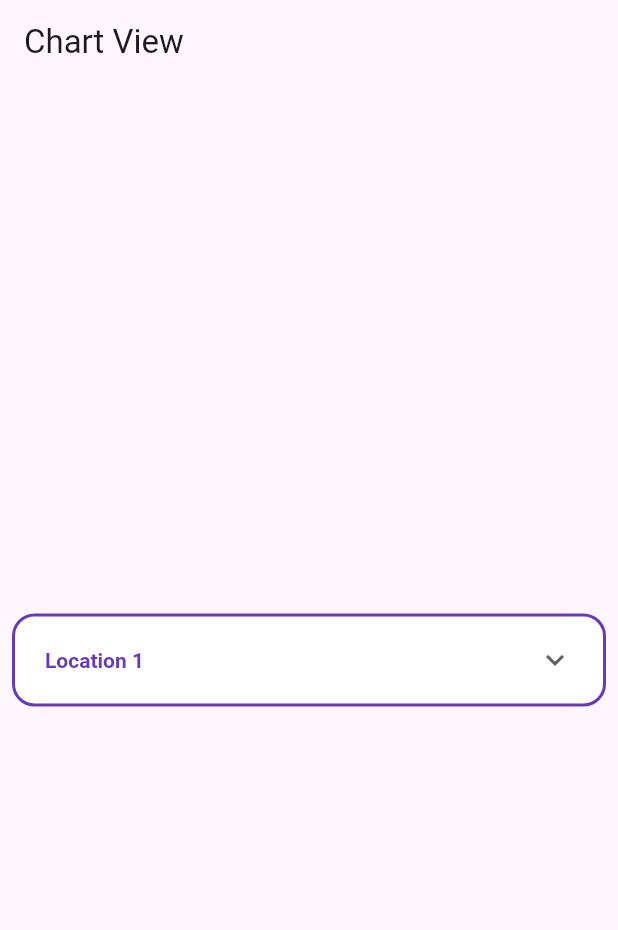
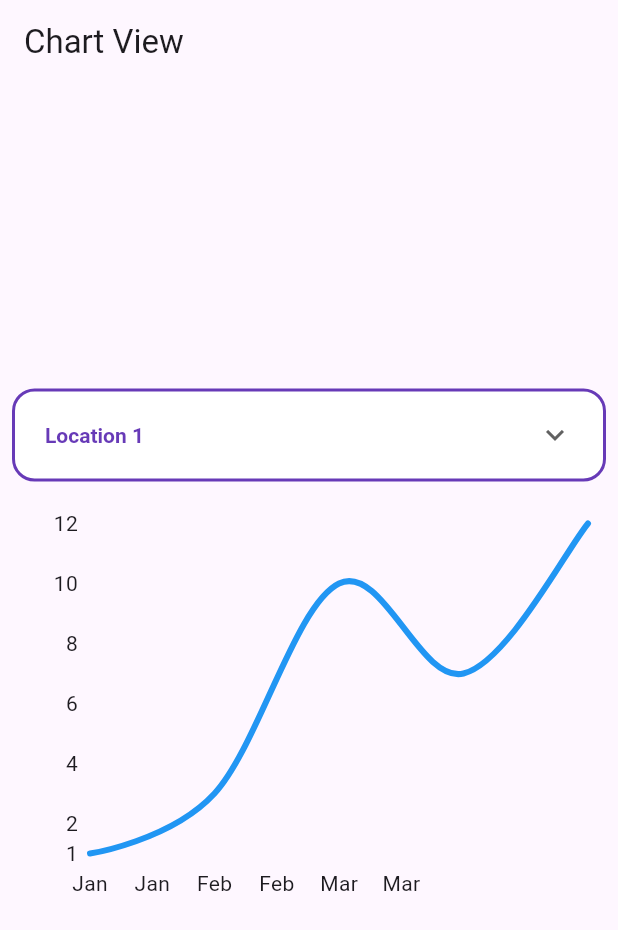
Before and after one commit to adominas20/wind_power_insights, a Flutter app: the screen it shows after launch, on a phone screen of 412 x 824 dp. Shown: the top 930 px of the screen. Run offline on Flutter 3.47's test engine with Material 3 defaults, Android fonts, the phone set to English and light mode, and no system bars; drawn by our look-alikes of fl_chart; our stand-ins replace get_it, stacked; missing offline and left inert: tflite_flutter.

Commit message:
Displaying simple chart view

```diff
--- a/wind_power_app/lib/view_models/chart_view_model.dart
+++ b/wind_power_app/lib/view_models/chart_view_model.dart
@@ -1,7 +1,31 @@
+import 'dart:math';
+
+import 'package:fl_chart/fl_chart.dart';
 import 'package:stacked/stacked.dart';
 
 class ChartViewModel extends BaseViewModel {
+  static const List<String> _locations = ['Location 1', 'Location 2', 'Location 3', 'Location 4'];
+  List<String> get locations => _locations;
+
+  String selectedLocation = 'Location 1';
+
+  final List<FlSpot> dummyData1 = List.generate(8, (index) {
+    return FlSpot(index.toDouble(), index * Random().nextDouble());
+  });
+
+  final List<FlSpot> dummyData2 = List.generate(8, (index) {
+    return FlSpot(index.toDouble(), index * Random().nextDouble());
+  });
+
+  final List<FlSpot> dummyData3 = List.generate(8, (index) {
+    return FlSpot(index.toDouble(), index * Random().nextDouble());
+  });
+
+  final List<FlSpot> dummyData4 = List.generate(8, (index) {
+    return FlSpot(index.toDouble(), index * Random().nextDouble());
+  });
+
   void testMethod() {
-    print("Test method");
+    print("Fetching data for location: $selectedLocation");
   }
 }
--- a/wind_power_app/lib/views/chart_view.dart
+++ b/wind_power_app/lib/views/chart_view.dart
@@ -1,6 +1,7 @@
 import 'package:flutter/material.dart';
 import 'package:stacked/stacked.dart';
 import 'package:wind_power_app/view_models/chart_view_model.dart';
+import 'package:wind_power_app/widgets/chart.dart';
 import 'package:wind_power_app/widgets/dropdown_button.dart';
 
 class ChartView extends StatelessWidget {
@@ -13,11 +14,12 @@ class ChartView extends StatelessWidget {
         appBar: AppBar(
           title: const Text("Chart View"),
         ),
-        body: const Center(
+        body: Center(
           child: Column(
             mainAxisAlignment: MainAxisAlignment.center,
             children: [
-              ChartDropdownButton(),
+              ChartDropdownButton(model: model),
+              Chart(model: model),
             ],
           ),
         ),
--- /dev/null
+++ b/wind_power_app/lib/widgets/chart.dart
@@ -0,0 +1,107 @@
+import 'package:fl_chart/fl_chart.dart';
+import 'package:flutter/material.dart';
+import 'package:wind_power_app/view_models/chart_view_model.dart';
+
+class Chart extends StatefulWidget {
+  const Chart({super.key, this.model});
+
+  final ChartViewModel? model;
+
+  @override
+  State<Chart> createState() => _ChartState();
+}
+
+class _ChartState extends State<Chart> {
+  @override
+  Widget build(BuildContext context) {
+    return SizedBox(
+      height: 300,
+      width: double.infinity,
+      child: Padding(
+        padding: const EdgeInsets.all(20),
+        child: LineChart(
+          LineChartData(
+            gridData: const FlGridData(show: false),
+            titlesData: FlTitlesData(
+              show: true,
+              bottomTitles: AxisTitles(
+                sideTitles: SideTitles(
+                  showTitles: true,
+                  getTitlesWidget: (double value, TitleMeta meta) {
+                    // Customize your X axis titles by value
+                    Widget text;
+                    switch (value.toInt()) {
+                      case 0:
+                        text = Text('Jan');
+                        break;
+                      case 1:
+                        text = Text('Feb');
+                        break;
+                      case 2:
+                        text = Text('Mar');
+                        break;
+                      // ... more cases ...
+                      default:
+                        text = Text('');
+                        break;
+                    }
+                    return SideTitleWidget(
+                      axisSide: meta.axisSide,
+                      space: 10.0, // Customize the space as needed
+                      child: text,
+                    );
+                  },
+                  reservedSize: 40,
+                ),
+              ),
+              leftTitles: AxisTitles(
+                // Y axis
+                sideTitles: SideTitles(
+                  showTitles: true,
+                  getTitlesWidget: (double value, TitleMeta meta) {
+                    final text = Text('${value.toInt()}');
+                    return SideTitleWidget(
+                      axisSide: meta.axisSide,
+                      space: 8.0, // Customize the space as needed
+                      child: text,
+                    );
+                  },
+                  reservedSize: 40, // Customize the reserved size for titles
+                ),
+              ),
+              rightTitles: const AxisTitles(
+                sideTitles: SideTitles(
+                  showTitles: false,
+                ),
+              ),
+              topTitles: const AxisTitles(
+                sideTitles: SideTitles(
+                  showTitles: false,
+                ),
+              ),
+            ),
+            borderData: FlBorderData(show: false),
+            lineBarsData: [
+              LineChartBarData(
+                spots: [
+                  FlSpot(0, 1),
+                  FlSpot(1, 3),
+                  FlSpot(2, 10),
+                  FlSpot(3, 7),
+                  FlSpot(4, 12),
+                  // Add more spots here
+                ],
+                isCurved: true,
+                color: Colors.blue,
+                barWidth: 4,
+                isStrokeCapRound: true,
+                dotData: FlDotData(show: false),
+                belowBarData: BarAreaData(show: false),
+              ),
+            ],
+          ),
+        ),
+      ),
+    );
+  }
+}
--- a/wind_power_app/lib/widgets/dropdown_button.dart
+++ b/wind_power_app/lib/widgets/dropdown_button.dart
@@ -1,15 +1,16 @@
 import 'package:flutter/material.dart';
+import 'package:wind_power_app/view_models/chart_view_model.dart';
 
 class ChartDropdownButton extends StatefulWidget {
-  const ChartDropdownButton({super.key});
+  const ChartDropdownButton({super.key, this.model});
+
+  final ChartViewModel? model;
 
   @override
   State<ChartDropdownButton> createState() => _ChartDropdownButtonState();
 }
 
 class _ChartDropdownButtonState extends State<ChartDropdownButton> {
-  String dropdownValue = 'Location 1';
-
   @override
   Widget build(BuildContext context) {
     return Center(
@@ -29,18 +30,17 @@ class _ChartDropdownButtonState extends State<ChartDropdownButton> {
               focusedBorder: InputBorder.none,
               disabledBorder: InputBorder.none,
             ),
-            value: dropdownValue,
+            value: widget.model!.selectedLocation,
             icon: const Icon(Icons.keyboard_arrow_down),
             iconSize: 24,
             elevation: 16,
             style: const TextStyle(color: Colors.deepPurple, fontWeight: FontWeight.bold),
             onChanged: (String? newValue) {
               setState(() {
-                dropdownValue = newValue!;
+                widget.model!.selectedLocation = newValue!;
               });
             },
-            items: <String>['Location 1', 'Location 2', 'Location 3', 'Location 4']
-                .map<DropdownMenuItem<String>>((String value) {
+            items: widget.model!.locations.map<DropdownMenuItem<String>>((String value) {
               return DropdownMenuItem<String>(
                 value: value,
                 child: Text(value),
```
